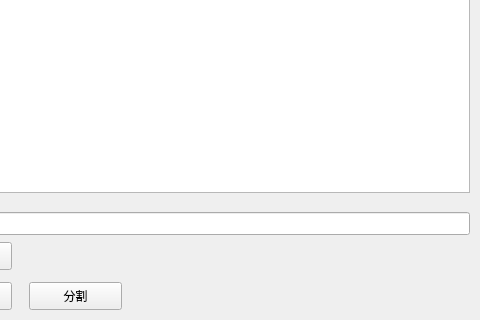
This is vcutter.ui in choueric/vcutter as Qt 5 draws it before an edit; both pictures show x 91 to 571 and y 398 to 718 of the 1089 by 718 pixel window. The edited form follows.
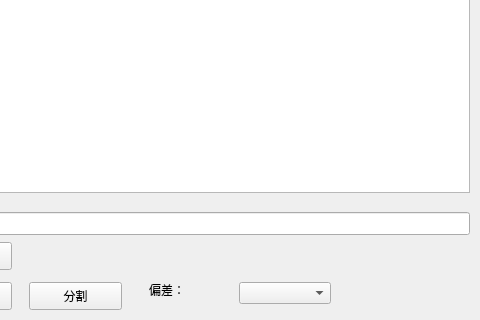
This is the edited form.

The edit to the form file:
```diff
--- a/vcutter.ui
+++ b/vcutter.ui
@@ -102,6 +102,29 @@
      </rect>
     </property>
    </widget>
+   <widget class="QComboBox" name="offsetBox">
+    <property name="geometry">
+     <rect>
+      <x>330</x>
+      <y>680</y>
+      <width>92</width>
+      <height>22</height>
+     </rect>
+    </property>
+   </widget>
+   <widget class="QLabel" name="label">
+    <property name="geometry">
+     <rect>
+      <x>240</x>
+      <y>680</y>
+      <width>72</width>
+      <height>15</height>
+     </rect>
+    </property>
+    <property name="text">
+     <string>偏差：</string>
+    </property>
+   </widget>
   </widget>
  </widget>
  <layoutdefault spacing="6" margin="11"/>
```
Left out of the diff: 17 changed lines with no effect on the pictures.
